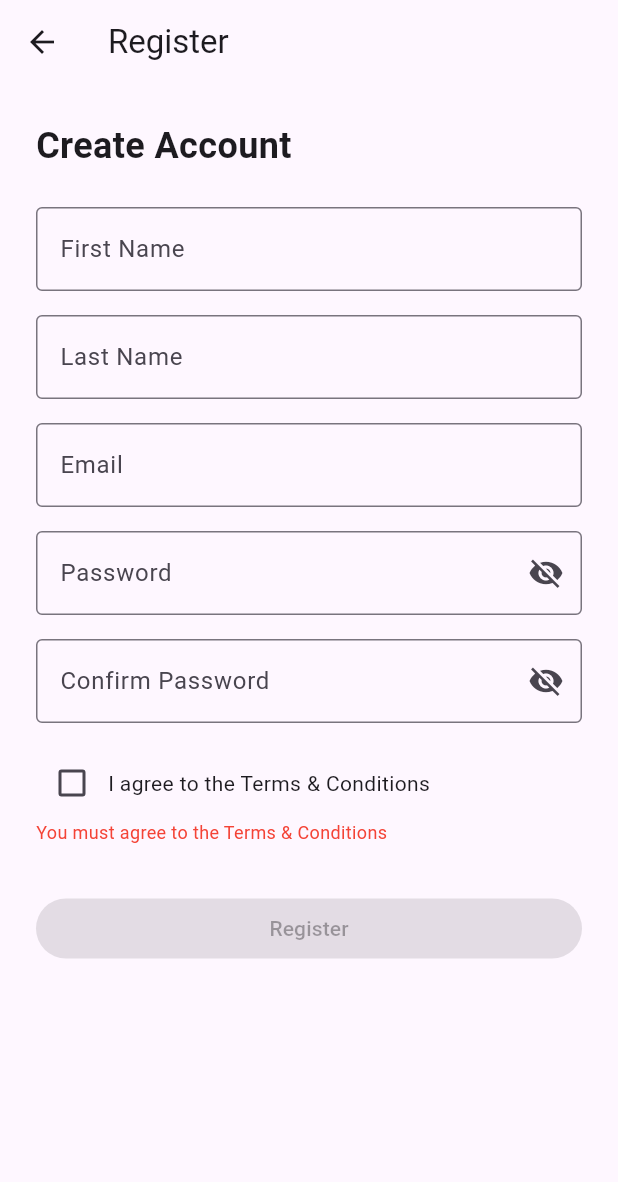
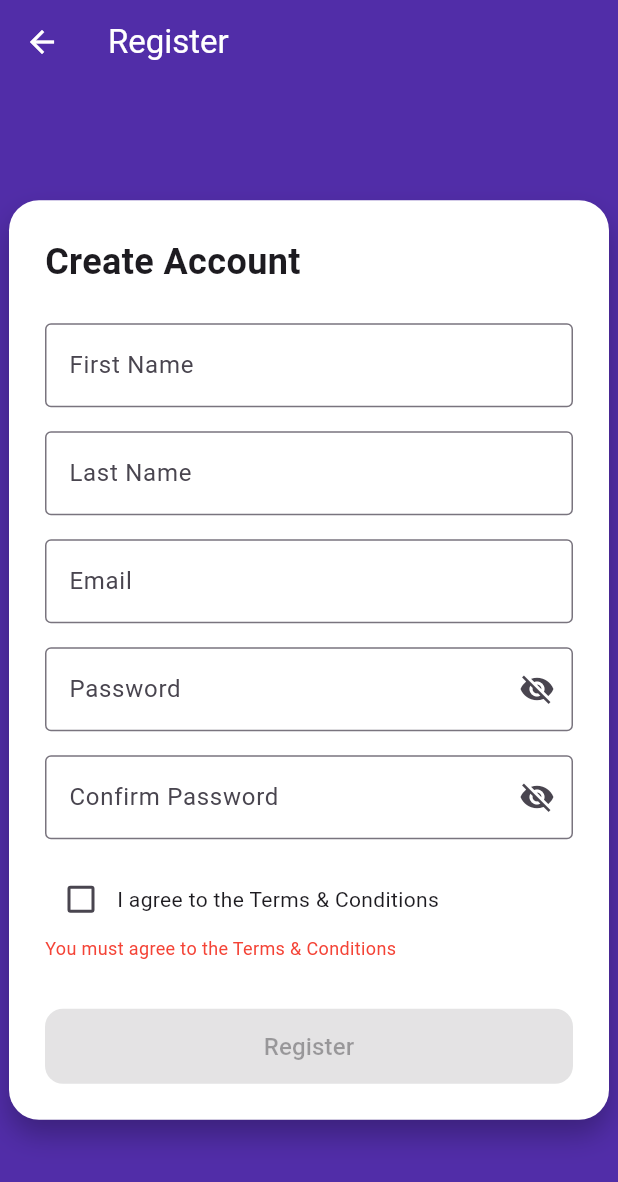
Before and after one commit to abdirauf254/Alumni-App, a Flutter app: the RegisterScreen screen opened directly, on a phone screen of 412 x 824 dp. Shown: the top 1182 px of the screen. Run offline on Flutter 3.47's test engine with Material 3 defaults, Android fonts, the phone set to English and light mode, and no system bars; our stand-ins replace cloud_firestore, datetime_picker_formfield_new, firebase_auth, firebase_core, firebase_storage, image_picker; accounts and stored records are empty.

Commit message:
initial commits

```diff
--- a/lib/screens/auth/register_screen.dart
+++ b/lib/screens/auth/register_screen.dart
@@ -44,7 +44,7 @@ class _RegisterScreenState extends State<RegisterScreen> {
         'firstName': firstNameCtrl.text.trim(),
         'lastName': lastNameCtrl.text.trim(),
         'email': emailCtrl.text.trim(),
-        'role': 'user', // default role always user
+        'role': 'user',
       });
 
       await userCredential.user!.sendEmailVerification();
@@ -76,9 +76,28 @@ class _RegisterScreenState extends State<RegisterScreen> {
   @override
   Widget build(BuildContext context) {
     return Scaffold(
-      appBar: AppBar(title: const Text('Register')),
-      body: SingleChildScrollView(
+      backgroundColor: const Color(0xFF512DA8), // Blue background
+      appBar: AppBar(
+        title: const Text('Register'),
+        backgroundColor: const Color(0xFF512DA8),
+        foregroundColor: Colors.white,
+      ),
+      body: Center(
+        child: SingleChildScrollView(
+          child: Container(
+            constraints: const BoxConstraints(maxWidth: 400),
             padding: const EdgeInsets.all(24),
+            decoration: BoxDecoration(
+              color: Colors.white,
+              borderRadius: BorderRadius.circular(20),
+              boxShadow: const [
+                BoxShadow(
+                  color: Colors.black26,
+                  blurRadius: 15,
+                  offset: Offset(0, 10),
+                ),
+              ],
+            ),
             child: Form(
               key: _formKey,
               onChanged: () => setState(() {}),
@@ -199,10 +218,19 @@ class _RegisterScreenState extends State<RegisterScreen> {
                   _isLoading
                       ? const Center(child: CircularProgressIndicator())
                       : ElevatedButton(
+                          style: ElevatedButton.styleFrom(
+                            minimumSize: const Size.fromHeight(50),
+                            shape: RoundedRectangleBorder(
+                              borderRadius: BorderRadius.circular(12),
+                            ),
+                            backgroundColor: const Color.fromRGBO(210, 212, 216, 1),
+                          ),
                           onPressed: isFormValid ? registerUser : null,
-                      child: const Text('Register'),
+                          child: const Text('Register', style: TextStyle(fontSize: 16)),
                         ),
                 ],
+              ),
+            ),
           ),
         ),
       ),
```
Lines whose indentation alone changed are shown as unchanged.
